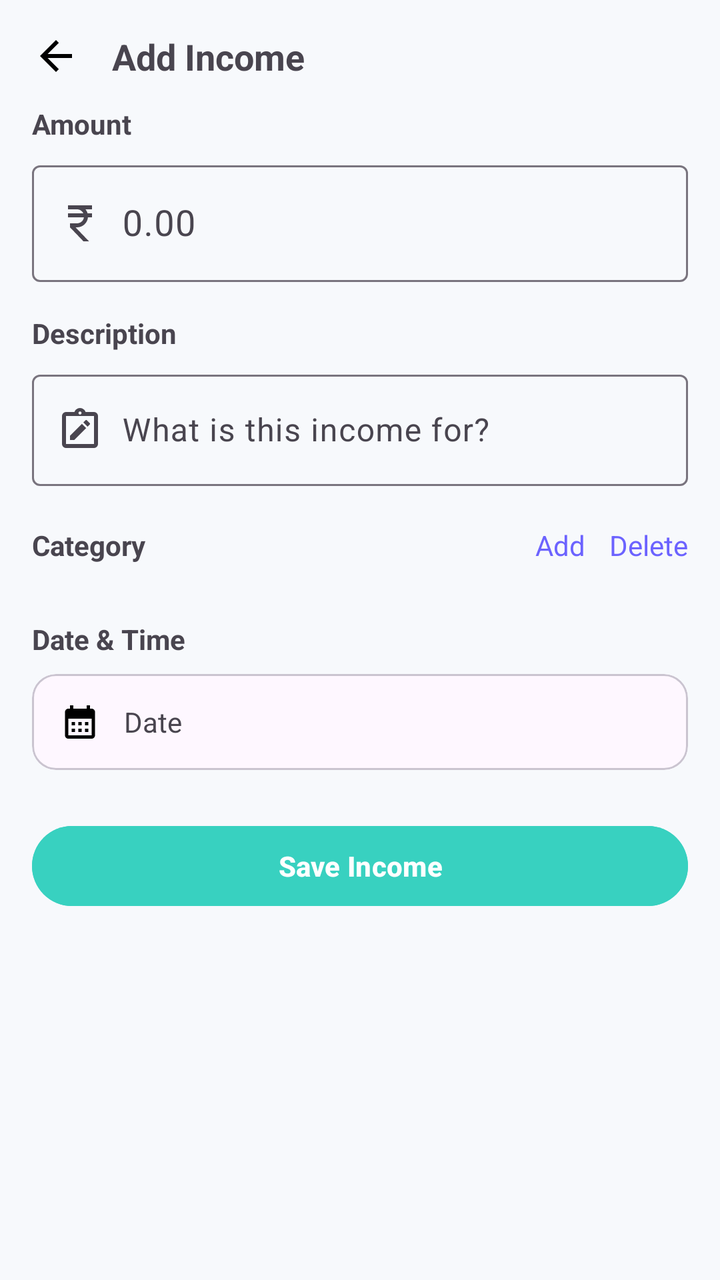
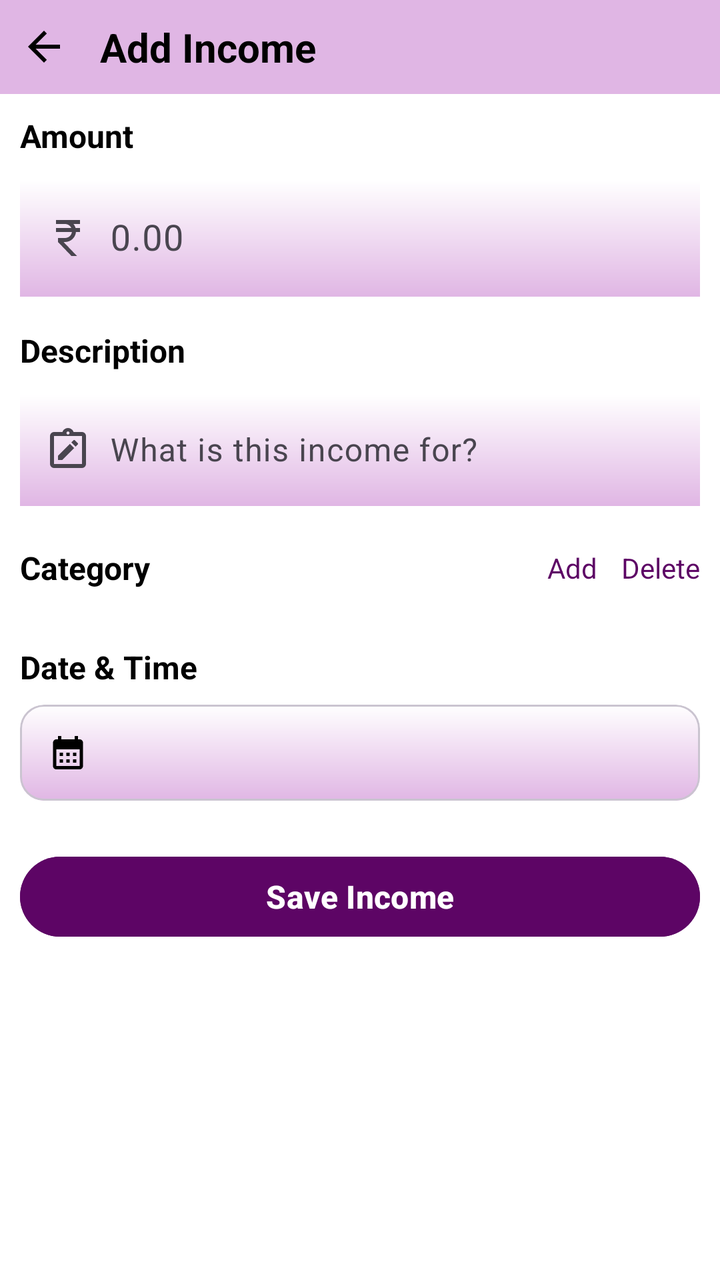

Screens rendered from an Android XML layout before and after an edit, with the pre-edit source and the edit as a unified diff.
<!-- AndroidManifest.xml: application theme Theme.ExpenseTracker -->
<!-- res/layout/activity_add_income.xml -->
<?xml version="1.0" encoding="utf-8"?>
<LinearLayout xmlns:android="http://schemas.android.com/apk/res/android"
    xmlns:app="http://schemas.android.com/apk/res-auto"
    android:layout_width="match_parent"
    android:layout_height="match_parent"
    android:background="#F7F9FC"
    android:orientation="vertical"
    android:padding="16dp">

    
    <LinearLayout
        android:layout_width="match_parent"
        android:layout_height="wrap_content"
        android:gravity="center_vertical"
        android:orientation="horizontal"
        android:paddingBottom="12dp">

        <ImageView
            android:id="@+id/imgBack"
            android:layout_width="24dp"
            android:layout_height="24dp"
            android:src="@drawable/ic_back"
            app:tint="@android:color/black" />

        <TextView
            android:id="@+id/tvTitle"
            android:layout_width="wrap_content"
            android:layout_height="wrap_content"
            android:layout_marginStart="16dp"
            android:text="Add Income"
            android:textSize="18sp"
            android:textStyle="bold" />
    </LinearLayout>

    
    <TextView
        android:layout_width="wrap_content"
        android:layout_height="wrap_content"
        android:text="Amount"
        android:textStyle="bold" />

    <com.google.android.material.textfield.TextInputLayout
        android:layout_width="match_parent"
        android:layout_height="wrap_content"
        android:layout_marginTop="6dp"
        app:startIconDrawable="@drawable/ic_rupee">

        <com.google.android.material.textfield.TextInputEditText
            android:id="@+id/etAmount"
            android:layout_width="match_parent"
            android:layout_height="wrap_content"
            android:hint="0.00"
            android:inputType="numberDecimal"
            android:paddingStart="45dp"
            android:textSize="18sp" />
    </com.google.android.material.textfield.TextInputLayout>

    
    <TextView
        android:layout_width="wrap_content"
        android:layout_height="wrap_content"
        android:layout_marginTop="16dp"
        android:text="Description"
        android:textStyle="bold" />

    <com.google.android.material.textfield.TextInputLayout
        android:layout_width="match_parent"
        android:layout_height="wrap_content"
        android:layout_marginTop="6dp"
        app:startIconDrawable="@drawable/ic_note">

        <com.google.android.material.textfield.TextInputEditText
            android:id="@+id/etDescription"
            android:layout_width="match_parent"
            android:layout_height="wrap_content"
            android:hint="What is this income for?"
            android:paddingStart="45dp" />
    </com.google.android.material.textfield.TextInputLayout>

    
    <LinearLayout
        android:layout_width="match_parent"
        android:layout_height="wrap_content"
        android:layout_marginTop="20dp"
        android:gravity="center_vertical"
        android:orientation="horizontal">

        <TextView
            android:layout_width="0dp"
            android:layout_height="wrap_content"
            android:layout_weight="1"
            android:text="Category"
            android:textStyle="bold" />

        <TextView
            android:id="@+id/tvAddCategory"
            android:layout_width="wrap_content"
            android:layout_height="wrap_content"
            android:layout_marginEnd="12dp"
            android:text="Add"
            android:textColor="#6C63FF" />

        <TextView
            android:id="@+id/tvDeleteCategory"
            android:layout_width="wrap_content"
            android:layout_height="wrap_content"
            android:text="Delete"
            android:textColor="#6C63FF" />
    </LinearLayout>

    
    <com.google.android.material.chip.ChipGroup
        android:id="@+id/chipGroupCategory"
        android:layout_width="match_parent"
        android:layout_height="wrap_content"
        android:layout_marginTop="8dp"
        app:singleSelection="true" />
    
    <LinearLayout
        android:layout_width="match_parent"
        android:layout_height="wrap_content"
        android:layout_marginTop="20dp"
        android:gravity="center_vertical"
        android:orientation="horizontal">

        <TextView
            android:layout_width="0dp"
            android:layout_height="wrap_content"
            android:layout_weight="1"
            android:text="Date &amp; Time"
            android:textStyle="bold" />

    </LinearLayout>

    <com.google.android.material.card.MaterialCardView
        android:layout_width="match_parent"
        android:layout_height="wrap_content"
        android:layout_marginTop="8dp"
        app:cardElevation="0dp"
        app:strokeWidth="1dp">

        <LinearLayout
            android:id="@+id/lnrDate"
            android:layout_width="match_parent"
            android:layout_height="wrap_content"
            android:gravity="center_vertical"
            android:orientation="horizontal"
            android:padding="14dp">

            <ImageView
                android:layout_width="20dp"
                android:layout_height="20dp"
                android:src="@drawable/ic_calendar" />

            <TextView
                android:id="@+id/tvDateTime"
                android:layout_width="wrap_content"
                android:layout_height="wrap_content"
                android:layout_marginStart="12dp"
                android:text="Date" />
        </LinearLayout>
    </com.google.android.material.card.MaterialCardView>

    
    <Button
        android:id="@+id/btnSaveIncome"
        android:layout_width="match_parent"
        android:layout_height="wrap_content"
        android:layout_marginTop="24dp"
        android:backgroundTint="#38D1C0"
        android:text="Save Income"
        android:textColor="@android:color/white"
        android:textStyle="bold" />

</LinearLayout>
<!-- resources referenced by this layout -->
<resources>
  <!-- drawable ic_back (drawable) -->
  <vector xmlns:android="http://schemas.android.com/apk/res/android" android:autoMirrored="true" android:height="24dp" android:tint="#000000" android:viewportHeight="24" android:viewportWidth="24" android:width="24dp">
        
      <path android:fillColor="@android:color/white" android:pathData="M20,11H7.83l5.59,-5.59L12,4l-8,8 8,8 1.41,-1.41L7.83,13H20v-2z"/>
      
  </vector>
  <!-- drawable ic_calendar (drawable) -->
  <vector xmlns:android="http://schemas.android.com/apk/res/android" android:height="24dp" android:tint="#000000" android:viewportHeight="24" android:viewportWidth="24" android:width="24dp">
        
      <path android:fillColor="@android:color/white" android:pathData="M19,4h-1V2h-2v2H8V2H6v2H5C3.89,4 3.01,4.9 3.01,6L3,20c0,1.1 0.89,2 2,2h14c1.1,0 2,-0.9 2,-2V6C21,4.9 20.1,4 19,4zM19,20H5V10h14V20zM9,14H7v-2h2V14zM13,14h-2v-2h2V14zM17,14h-2v-2h2V14zM9,18H7v-2h2V18zM13,18h-2v-2h2V18zM17,18h-2v-2h2V18z"/>
      
  </vector>
  <!-- drawable ic_note (drawable) -->
  <vector xmlns:android="http://schemas.android.com/apk/res/android" android:height="24dp" android:tint="#000000" android:viewportHeight="960" android:viewportWidth="960" android:width="24dp">
        
      <path android:fillColor="@android:color/white" android:pathData="M280,680L364,680L604,442L518,356L280,594L280,680ZM632,414L674,370Q680,364 680,356Q680,348 674,342L618,286Q612,280 604,280Q596,280 590,286L546,328L632,414ZM200,840Q167,840 143.5,816.5Q120,793 120,760L120,200Q120,167 143.5,143.5Q167,120 200,120L368,120Q381,84 411.5,62Q442,40 480,40Q518,40 548.5,62Q579,84 592,120L760,120Q793,120 816.5,143.5Q840,167 840,200L840,760Q840,793 816.5,816.5Q793,840 760,840L200,840ZM200,760L760,760Q760,760 760,760Q760,760 760,760L760,200Q760,200 760,200Q760,200 760,200L200,200Q200,200 200,200Q200,200 200,200L200,760Q200,760 200,760Q200,760 200,760ZM480,170Q493,170 501.5,161.5Q510,153 510,140Q510,127 501.5,118.5Q493,110 480,110Q467,110 458.5,118.5Q450,127 450,140Q450,153 458.5,161.5Q467,170 480,170ZM200,760Q200,760 200,760Q200,760 200,760L200,200Q200,200 200,200Q200,200 200,200L200,200Q200,200 200,200Q200,200 200,200L200,760Q200,760 200,760Q200,760 200,760Z"/>
      
  </vector>
  <!-- drawable ic_rupee (drawable) -->
  <vector xmlns:android="http://schemas.android.com/apk/res/android" android:height="24dp" android:tint="#000000" android:viewportHeight="24" android:viewportWidth="24" android:width="24dp">
        
      <path android:fillColor="@android:color/white" android:pathData="M13.66,7C13.1,5.82 11.9,5 10.5,5L6,5V3h12v2l-3.26,0c0.48,0.58 0.84,1.26 1.05,2L18,7v2l-2.02,0c-0.25,2.8 -2.61,5 -5.48,5H9.77l6.73,7h-2.77L7,14v-2h3.5c1.76,0 3.22,-1.3 3.46,-3L6,9V7L13.66,7z"/>
      
  </vector>
  <style name="Theme.ExpenseTracker" parent="Theme.Material3.DayNight.NoActionBar" />
</resources>

<!-- the commit's change to res/layout/activity_add_income.xml (unified diff, before → after) -->
@@ -3,22 +3,25 @@
     xmlns:app="http://schemas.android.com/apk/res-auto"
     android:layout_width="match_parent"
     android:layout_height="match_parent"
-    android:background="#F7F9FC"
-    android:orientation="vertical"
-    android:padding="16dp">
+    android:background="@color/white"
+    android:fitsSystemWindows="true"
+    android:orientation="vertical">
 
     
     <LinearLayout
         android:layout_width="match_parent"
         android:layout_height="wrap_content"
+        android:background="@color/light_purple"
         android:gravity="center_vertical"
         android:orientation="horizontal"
-        android:paddingBottom="12dp">
+        android:paddingTop="10dp"
+        android:paddingBottom="10dp">
 
         <ImageView
             android:id="@+id/imgBack"
             android:layout_width="24dp"
             android:layout_height="24dp"
+            android:layout_marginStart="10dp"
             android:src="@drawable/ic_back"
             app:tint="@android:color/black" />
 
@@ -28,148 +31,172 @@
             android:layout_height="wrap_content"
             android:layout_marginStart="16dp"
             android:text="Add Income"
-            android:textSize="18sp"
+            android:textColor="@color/black"
+            android:textSize="20sp"
             android:textStyle="bold" />
     </LinearLayout>
 
-    
-    <TextView
-        android:layout_width="wrap_content"
-        android:layout_height="wrap_content"
-        android:text="Amount"
-        android:textStyle="bold" />
-
-    <com.google.android.material.textfield.TextInputLayout
-        android:layout_width="match_parent"
-        android:layout_height="wrap_content"
-        android:layout_marginTop="6dp"
-        app:startIconDrawable="@drawable/ic_rupee">
-
-        <com.google.android.material.textfield.TextInputEditText
-            android:id="@+id/etAmount"
-            android:layout_width="match_parent"
-            android:layout_height="wrap_content"
-            android:hint="0.00"
-            android:inputType="numberDecimal"
-            android:paddingStart="45dp"
-            android:textSize="18sp" />
-    </com.google.android.material.textfield.TextInputLayout>
-
-    
-    <TextView
-        android:layout_width="wrap_content"
-        android:layout_height="wrap_content"
-        android:layout_marginTop="16dp"
-        android:text="Description"
-        android:textStyle="bold" />
-
-    <com.google.android.material.textfield.TextInputLayout
-        android:layout_width="match_parent"
-        android:layout_height="wrap_content"
-        android:layout_marginTop="6dp"
-        app:startIconDrawable="@drawable/ic_note">
-
-        <com.google.android.material.textfield.TextInputEditText
-            android:id="@+id/etDescription"
-            android:layout_width="match_parent"
-            android:layout_height="wrap_content"
-            android:hint="What is this income for?"
-            android:paddingStart="45dp" />
-    </com.google.android.material.textfield.TextInputLayout>
-
-    
     <LinearLayout
         android:layout_width="match_parent"
         android:layout_height="wrap_content"
-        android:layout_marginTop="20dp"
-        android:gravity="center_vertical"
-        android:orientation="horizontal">
-
+        android:orientation="vertical"
+        android:padding="10dp">
+
+        
         <TextView
-            android:layout_width="0dp"
-            android:layout_height="wrap_content"
-            android:layout_weight="1"
-            android:text="Category"
-            android:textStyle="bold" />
-
+            android:layout_width="wrap_content"
+            android:layout_height="wrap_content"
+            android:text="Amount"
+            android:textColor="@color/black"
+            android:textSize="16sp"
+            android:textStyle="bold" />
+
+        <com.google.android.material.textfield.TextInputLayout
+            android:layout_width="match_parent"
+            android:layout_height="wrap_content"
+            android:layout_marginTop="6dp"
+            app:startIconDrawable="@drawable/ic_rupee">
+
+            <com.google.android.material.textfield.TextInputEditText
+                android:id="@+id/etAmount"
+                android:layout_width="match_parent"
+                android:layout_height="wrap_content"
+                android:background="@drawable/bg_light_color"
+                android:hint="0.00"
+                android:inputType="numberDecimal"
+                android:paddingStart="45dp"
+                android:textColor="@color/black"
+                android:textSize="18sp" />
+        </com.google.android.material.textfield.TextInputLayout>
+
+        
         <TextView
-            android:id="@+id/tvAddCategory"
             android:layout_width="wrap_content"
             android:layout_height="wrap_content"
-            android:layout_marginEnd="12dp"
-            android:text="Add"
-            android:textColor="#6C63FF" />
-
-        <TextView
-            android:id="@+id/tvDeleteCategory"
-            android:layout_width="wrap_content"
-            android:layout_height="wrap_content"
-            android:text="Delete"
-            android:textColor="#6C63FF" />
+            android:layout_marginTop="16dp"
+            android:text="Description"
+            android:textColor="@color/black"
+            android:textSize="16sp"
+            android:textStyle="bold" />
+
+        <com.google.android.material.textfield.TextInputLayout
+            android:layout_width="match_parent"
+            android:layout_height="wrap_content"
+            android:layout_marginTop="6dp"
+            app:startIconDrawable="@drawable/ic_note">
+
+            <com.google.android.material.textfield.TextInputEditText
+                android:id="@+id/etDescription"
+                android:layout_width="match_parent"
+                android:layout_height="wrap_content"
+                android:background="@drawable/bg_light_color"
+                android:hint="@string/what_is_this_income_for"
+                android:paddingStart="45dp"
+                android:textColor="@color/black" />
+        </com.google.android.material.textfield.TextInputLayout>
+
+        
+        <LinearLayout
+            android:layout_width="match_parent"
+            android:layout_height="wrap_content"
+            android:layout_marginTop="20dp"
+            android:gravity="center_vertical"
+            android:orientation="horizontal">
+
+            <TextView
+                android:layout_width="0dp"
+                android:layout_height="wrap_content"
+                android:layout_weight="1"
+                android:text="Category"
+                android:textColor="@color/black"
+                android:textSize="16sp"
+                android:textStyle="bold" />
+
+            <TextView
+                android:id="@+id/tvAddCategory"
+                android:layout_width="wrap_content"
+                android:layout_height="wrap_content"
+                android:layout_marginEnd="12dp"
+                android:text="@string/add"
+                android:textColor="@color/purple" />
+
+            <TextView
+                android:id="@+id/tvDeleteCategory"
+                android:layout_width="wrap_content"
+                android:layout_height="wrap_content"
+                android:text="@string/delete"
+                android:textColor="@color/purple" />
+        </LinearLayout>
+
+        
+        <com.google.android.material.chip.ChipGroup
+            android:id="@+id/chipGroupCategory"
+            android:layout_width="match_parent"
+            android:layout_height="wrap_content"
+            android:layout_marginTop="8dp"
+            app:singleSelection="true" />
+        
+        <LinearLayout
+            android:layout_width="match_parent"
+            android:layout_height="wrap_content"
+            android:layout_marginTop="20dp"
+            android:gravity="center_vertical"
+            android:orientation="horizontal">
+
+            <TextView
+                android:layout_width="0dp"
+                android:layout_height="wrap_content"
+                android:layout_weight="1"
+                android:text="Date &amp; Time"
+                android:textColor="@color/black"
+                android:textSize="16sp"
+                android:textStyle="bold" />
+
+        </LinearLayout>
+
+        <com.google.android.material.card.MaterialCardView
+            android:layout_width="match_parent"
+            android:layout_height="wrap_content"
+            android:layout_marginTop="8dp"
+            app:cardElevation="0dp"
+            app:strokeWidth="1dp">
+
+            <LinearLayout
+                android:id="@+id/lnrDate"
+                android:layout_width="match_parent"
+                android:layout_height="wrap_content"
+                android:background="@drawable/bg_light_color"
+                android:gravity="center_vertical"
+                android:orientation="horizontal"
+                android:padding="14dp">
+
+                <ImageView
+                    android:layout_width="20dp"
+                    android:layout_height="20dp"
+                    android:src="@drawable/ic_calendar" />
+
+                <TextView
+                    android:id="@+id/tvDateTime"
+                    android:layout_width="wrap_content"
+                    android:layout_height="wrap_content"
+                    android:layout_marginStart="12dp"
+                    android:text=""
+                    android:textColor="@color/black" />
+            </LinearLayout>
+        </com.google.android.material.card.MaterialCardView>
+
+        
+        <Button
+            android:id="@+id/btnSaveIncome"
+            android:layout_width="match_parent"
+            android:layout_height="wrap_content"
+            android:layout_marginTop="24dp"
+            android:backgroundTint="@color/purple"
+            android:text="@string/save_income"
+            android:textColor="@android:color/white"
+            android:textSize="16sp"
+            android:textStyle="bold" />
+
     </LinearLayout>
 
-    
-    <com.google.android.material.chip.ChipGroup
-        android:id="@+id/chipGroupCategory"
-        android:layout_width="match_parent"
-        android:layout_height="wrap_content"
-        android:layout_marginTop="8dp"
-        app:singleSelection="true" />
-    
-    <LinearLayout
-        android:layout_width="match_parent"
-        android:layout_height="wrap_content"
-        android:layout_marginTop="20dp"
-        android:gravity="center_vertical"
-        android:orientation="horizontal">
-
-        <TextView
-            android:layout_width="0dp"
-            android:layout_height="wrap_content"
-            android:layout_weight="1"
-            android:text="Date &amp; Time"
-            android:textStyle="bold" />
-
-    </LinearLayout>
-
-    <com.google.android.material.card.MaterialCardView
-        android:layout_width="match_parent"
-        android:layout_height="wrap_content"
-        android:layout_marginTop="8dp"
-        app:cardElevation="0dp"
-        app:strokeWidth="1dp">
-
-        <LinearLayout
-            android:id="@+id/lnrDate"
-            android:layout_width="match_parent"
-            android:layout_height="wrap_content"
-            android:gravity="center_vertical"
-            android:orientation="horizontal"
-            android:padding="14dp">
-
-            <ImageView
-                android:layout_width="20dp"
-                android:layout_height="20dp"
-                android:src="@drawable/ic_calendar" />
-
-            <TextView
-                android:id="@+id/tvDateTime"
-                android:layout_width="wrap_content"
-                android:layout_height="wrap_content"
-                android:layout_marginStart="12dp"
-                android:text="Date" />
-        </LinearLayout>
-    </com.google.android.material.card.MaterialCardView>
-
-    
-    <Button
-        android:id="@+id/btnSaveIncome"
-        android:layout_width="match_parent"
-        android:layout_height="wrap_content"
-        android:layout_marginTop="24dp"
-        android:backgroundTint="#38D1C0"
-        android:text="Save Income"
-        android:textColor="@android:color/white"
-        android:textStyle="bold" />
-
 </LinearLayout>
<!-- resource entries referenced after the edit -->
@@ -1,5 +1,16 @@
 <!-- resources referenced by this layout -->
 <resources>
+  <color name="black">#FF000000</color>
+  <color name="light_purple">#E0B6E4</color>
+  <color name="purple">#5D0565</color>
+  <color name="white">#FFFFFFFF</color>
+  <!-- drawable bg_light_color (drawable) -->
+  <shape xmlns:android="http://schemas.android.com/apk/res/android">
+      <gradient
+          android:angle="270"
+          android:endColor="@color/light_purple"
+          android:startColor="@color/white" />
+  </shape>
   <!-- drawable ic_back (drawable) -->
   <vector xmlns:android="http://schemas.android.com/apk/res/android" android:autoMirrored="true" android:height="24dp" android:tint="#000000" android:viewportHeight="24" android:viewportWidth="24" android:width="24dp">
         
@@ -24,6 +35,10 @@
       <path android:fillColor="@android:color/white" android:pathData="M13.66,7C13.1,5.82 11.9,5 10.5,5L6,5V3h12v2l-3.26,0c0.48,0.58 0.84,1.26 1.05,2L18,7v2l-2.02,0c-0.25,2.8 -2.61,5 -5.48,5H9.77l6.73,7h-2.77L7,14v-2h3.5c1.76,0 3.22,-1.3 3.46,-3L6,9V7L13.66,7z"/>
       
   </vector>
-  <style name="Theme.ExpenseTracker" parent="Theme.Material3.DayNight.NoActionBar" />
+  <string name="add">Add</string>
+  <string name="delete">Delete</string>
+  <string name="save_income">Save Income</string>
+  <string name="what_is_this_income_for">What is this income for?</string>
+  <style name="Theme.ExpenseTracker" parent="Theme.Material3.Light.NoActionBar" />
 </resources>
 
